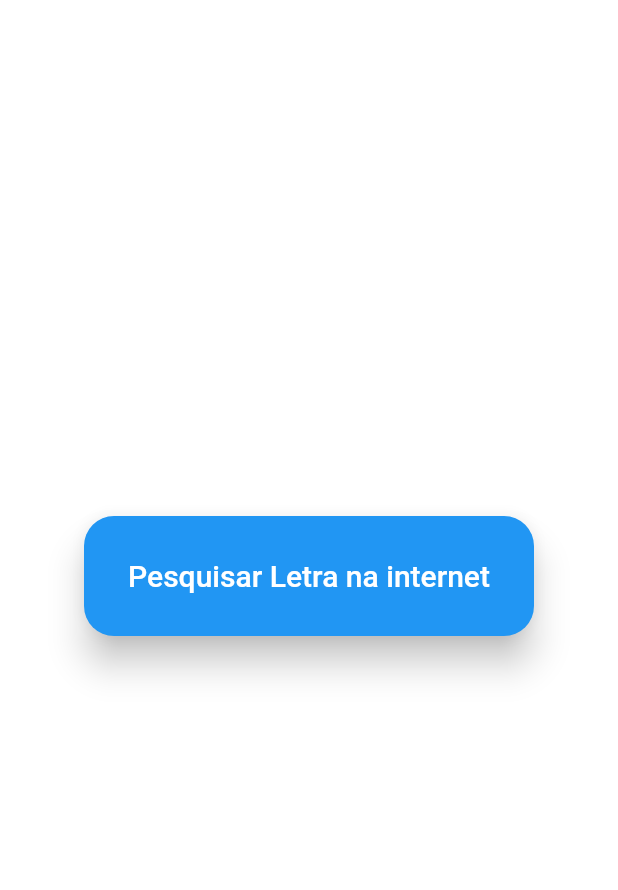
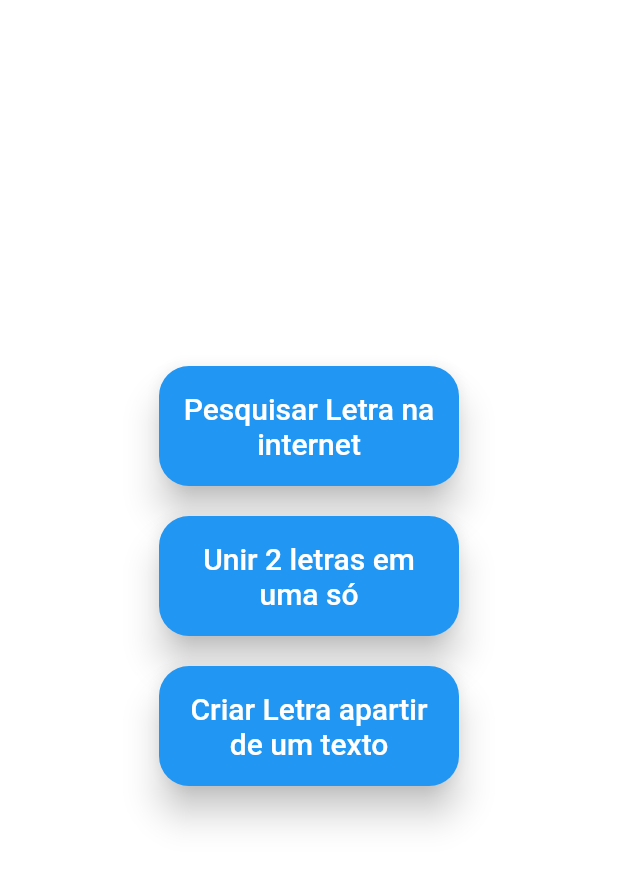
Before and after one commit to Tiodirca/SenturionLettersG, a Flutter app: the screen it shows after launch, on a phone screen of 412 x 824 dp, the part 84-974 px from its top. Run offline on Flutter 3.47's test engine with Material 2 defaults, Android fonts, the phone set to English and light mode, and no system bars.

Commit message:
adicao de botoes de redirecionamento adicao de pesquisa multipla

```diff
--- a/lib/Telas/tela_inicial.dart
+++ b/lib/Telas/tela_inicial.dart
@@ -28,15 +28,50 @@ class TelaInicial extends StatelessWidget {
             child: Column(
               mainAxisAlignment: MainAxisAlignment.center,
               children: [
-                SizedBox(
-                  width: 300,
+                Container(
+                  margin: const EdgeInsets.all(10),
+                  width: 200,
                   height: 80,
                   child: ElevatedButton(
                     onPressed: () {
                       Navigator.pushReplacementNamed(
-                          context, Constantes.rotaTelaPesquisa);
+                          context, Constantes.rotaTelaPesquisa,
+                          arguments: true);
                     },
-                    child: Text(Textos.btnTelaPesquisa,
+                    child: Text(Textos.btnTelaPesquisaInternet,
+                        textAlign: TextAlign.center,
+                        style: const TextStyle(
+                          fontSize: 20,
+                        )),
+                  ),
+                ),
+                Container(
+                  margin: const EdgeInsets.all(10),
+                  width: 200,
+                  height: 80,
+                  child: ElevatedButton(
+                    onPressed: () {
+                      Navigator.pushReplacementNamed(
+                          context, Constantes.rotaTelaPesquisa,
+                          arguments: false);
+                    },
+                    child: Text(Textos.btnUnirLetras,
+                        textAlign: TextAlign.center,
+                        style: const TextStyle(
+                          fontSize: 20,
+                        )),
+                  ),
+                ),
+                Container(
+                  margin: const EdgeInsets.all(10),
+                  width: 200,
+                  height: 80,
+                  child: ElevatedButton(
+                    onPressed: () {
+                      // Navigator.pushReplacementNamed(
+                      //     context, Constantes.rotaTelaPesquisa);
+                    },
+                    child: Text(Textos.btnCriarLetraTexto,
                         textAlign: TextAlign.center,
                         style: const TextStyle(
                           fontSize: 20,
--- a/lib/Telas/tela_listagem_letra.dart
+++ b/lib/Telas/tela_listagem_letra.dart
@@ -551,8 +551,8 @@ class _TelaLisagemLetraState extends State<TelaLisagemLetra> {
                     ))),
           ),
           onWillPop: () async {
-            Navigator.pushReplacementNamed(
-                context, Constantes.rotaTelaPesquisa);
+            Navigator.pushReplacementNamed(context, Constantes.rotaTelaPesquisa,
+                arguments: false);
             return false;
           },
         ));
--- a/lib/Uteis/rotas.dart
+++ b/lib/Uteis/rotas.dart
@@ -18,7 +18,14 @@ class Rotas {
       case Constantes.rotaTelaInicial:
         return MaterialPageRoute(builder: (_) => TelaInicial());
       case Constantes.rotaTelaPesquisa:
-        return MaterialPageRoute(builder: (_) => const TelaPesquisa());
+        if (args is bool) {
+          return MaterialPageRoute(
+              builder: (_) => TelaPesquisa(
+                    boolPesquisaUnica: args,
+                  ));
+        } else {
+          return erroRota(settings);
+        }
       case Constantes.rotaTelaListagemLetra:
         if (args is Map) {
           return MaterialPageRoute(
--- a/lib/Uteis/textos.dart
+++ b/lib/Uteis/textos.dart
@@ -4,7 +4,9 @@ class Textos {
   static String telaInicial = "";
 
   // string com o nome dos botoes
-  static String btnTelaPesquisa = "Pesquisar Letra na internet";
+  static String btnTelaPesquisaInternet = "Pesquisar Letra na internet";
+  static String btnUnirLetras = "Unir 2 letras em uma só";
+  static String btnCriarLetraTexto = "Criar Letra apartir de um texto";
   static String btnEditar = "Editar";
   static String btnGerarArquivo = "Gerar Arquivo";
   static String btnUsar = "Usar";
```
Also changed, not shown: lib/Telas/tela_pesquisa.dart (+28 -4 lines).
